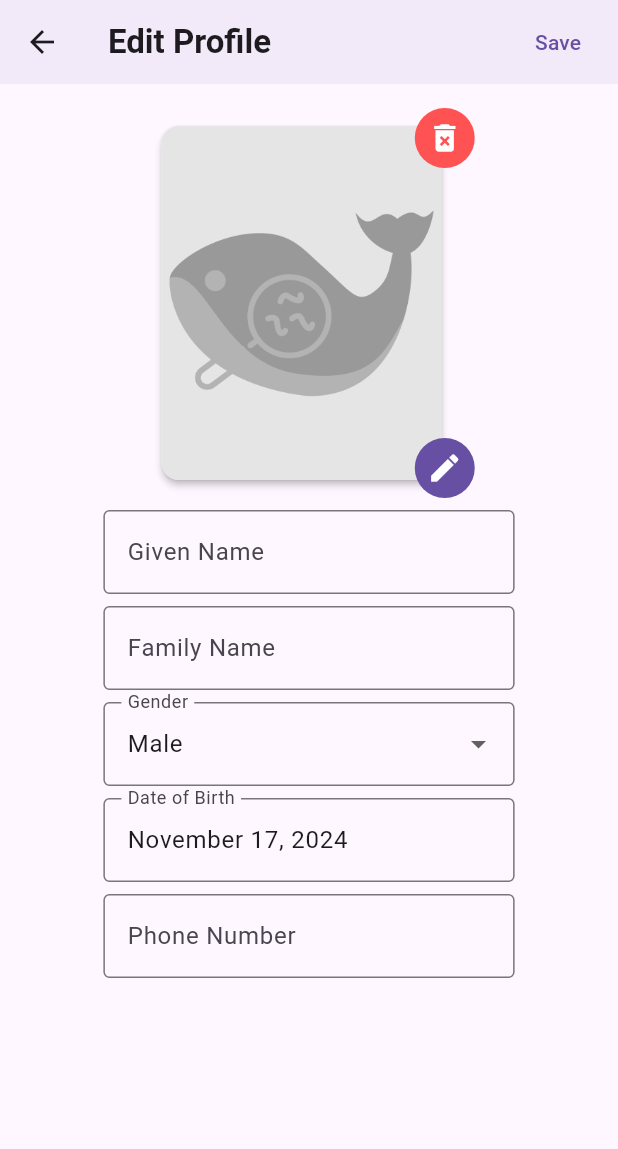
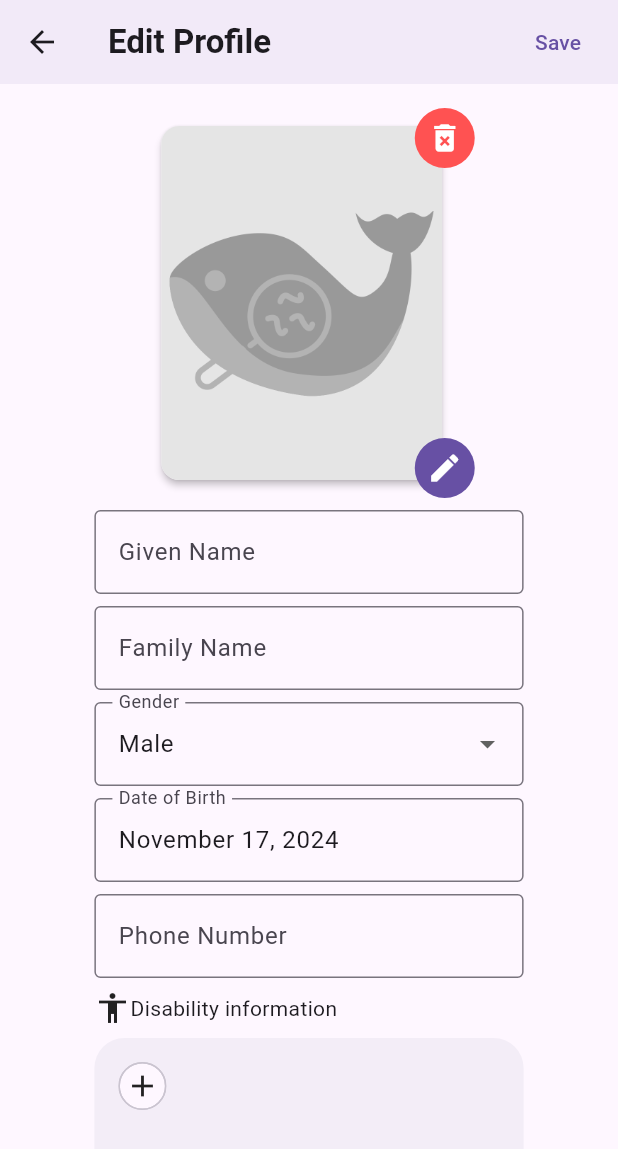
Before and after one commit to Skydreamers24/GoMate, a Flutter app: the EditProfilePage screen opened directly with empty values, on a phone screen of 412 x 824 dp. Shown: the top 1149 px of the screen. Run offline on Flutter 3.47's test engine with Material 3 defaults, Android fonts, the phone set to English and light mode, and no system bars; drawn by our look-alikes of date_field; our stand-ins replace cloud_firestore, firebase_auth, firebase_core, firebase_storage, fl_chart, flip_card and 5 more; missing offline and left inert: animator, firebase_ui_auth, wolt_modal_sheet; accounts and stored records are empty; project files that could hold a hidden picture were left out.

Commit message:
sync disabilities from db (#4)
* sync disabilities from db

* form_fields: remove redundant Flexible in Rows

* edit_profile_page: tweaks in disability info

* disability: tweaks to variants

---------

Co-authored-by: Kdwk <kdwkleung@proton.me>

```diff
--- a/lib/backend/account.dart
+++ b/lib/backend/account.dart
@@ -1,6 +1,7 @@
 import 'package:cloud_firestore/cloud_firestore.dart';
 import 'package:flutter/material.dart';
 import 'package:gomate/backend/auth_gate.dart';
+import 'package:gomate/misc/disability.dart';
 import 'package:gomate/misc/gender.dart';
 import 'package:gomate/misc/name.dart';
 
@@ -43,6 +44,11 @@ class Account extends StatelessWidget {
             dateOfBirth = null;
           }
 
+          Set<Disability> disabilities = ((data["disabilities"] ?? const [])
+                  as List<dynamic>)
+              .map((disability) => Disability.fromString(disability as String))
+              .toSet();
+
           var newAccountData = AccountData(
             uid: authInfo.uid,
             name: Name((data["givenName"] ?? "") as String,
@@ -52,6 +58,7 @@ class Account extends StatelessWidget {
             gender: Gender.fromString((data["gender"] ?? "Male") as String),
             phoneNo: (data["phoneNo"] ?? "") as String,
             profileImage: (data["profileImage"] ?? "") as String,
+            disabilities: disabilities,
             child: child,
           );
 
@@ -68,6 +75,7 @@ class AccountData extends InheritedWidget {
   final DateTime? dateOfBirth;
   final String email;
   final String phoneNo;
+  final Set<Disability> disabilities;
 
   int get age =>
       (DateTime.now().difference(dateOfBirth ?? DateTime.now()).inDays / 365.25)
@@ -82,6 +90,7 @@ class AccountData extends InheritedWidget {
       this.email = "",
       this.phoneNo = "",
       this.profileImage = "",
+      this.disabilities = const {},
       super.child = const Placeholder()});
 
   AccountData copyWithEmpty() {
@@ -108,6 +117,7 @@ class AccountData extends InheritedWidget {
       Widget? child,
       (DateTime, String)? currentReport,
       List<(DateTime, String, String)>? reportHistoryArray,
+      Set<Disability>? disabilities,
       List<String>? pendingReportCodeArray}) {
     return AccountData(
       uid: uid ?? this.uid,
@@ -116,6 +126,7 @@ class AccountData extends InheritedWidget {
       dateOfBirth: dateOfBirth ?? this.dateOfBirth,
       email: email ?? this.email,
       phoneNo: phoneNo ?? this.phoneNo,
+      disabilities: disabilities ?? this.disabilities,
       profileImage: profileImage ?? this.profileImage,
       child: child ?? this.child,
     );
@@ -124,6 +135,8 @@ class AccountData extends InheritedWidget {
   Future<Map<String, dynamic>> toMap() async {
     Timestamp dateOfBirthConverted =
         Timestamp.fromDate(dateOfBirth ?? DateTime.now());
+    List<String> disabilitiesConverted =
+        disabilities.map((disability) => disability.toString()).toList();
     return {
       "givenName": name.given,
       "familyName": name.family,
@@ -132,6 +145,7 @@ class AccountData extends InheritedWidget {
       "email": email,
       "phoneNo": phoneNo,
       "profileImage": profileImage,
+      "disabilities": disabilitiesConverted
     };
   }
 
@@ -143,6 +157,7 @@ class AccountData extends InheritedWidget {
         dateOfBirth != oldWidget.dateOfBirth ||
         email != oldWidget.email ||
         phoneNo != oldWidget.phoneNo ||
+        disabilities != oldWidget.disabilities ||
         uid != oldWidget.uid;
   }
 }
--- a/lib/misc/disability.dart
+++ b/lib/misc/disability.dart
@@ -1,3 +1,5 @@
+import 'package:flutter/material.dart';
+
 enum Disability {
   hearing,
   mobility,
@@ -5,51 +7,43 @@ enum Disability {
   speech,
   intellectual,
   chronic,
-  allergy,
-  none;
+  allergy;
 
   static Disability fromString(String s) {
-    switch (s) {
-      case "Hearing":
-        return Disability.hearing;
-      case "Physical":
-        return Disability.mobility;
-      case "Visual":
-        return Disability.visual;
-      case "Speech":
-        return Disability.speech;
-      case "Intellectual":
-        return Disability.intellectual;
-      case "Chronic":
-        return Disability.chronic;
-      case "Allergy":
-        return Disability.allergy;
-      case "None":
-        return Disability.none;
-      default:
-        return Disability.none;
-    }
+    return const {
+      "Hearing": Disability.hearing,
+      "Mobility": Disability.mobility,
+      "Visual": Disability.visual,
+      "Speech": Disability.speech,
+      "Intellectual": Disability.intellectual,
+      "Chronic illness": Disability.chronic,
+      "Allergy": Disability.allergy,
+    } [s] ?? Disability.visual;
   }
 
   @override
   String toString() {
-    switch (this) {
-      case Disability.hearing:
-        return "Hearing";
-      case Disability.mobility:
-        return "Mobility";
-      case Disability.visual:
-        return "Visual";
-      case Disability.speech:
-        return "Speech";
-      case Disability.intellectual:
-        return "Intellectual";
-      case Disability.chronic:
-        return "Chronic Illness";
-      case Disability.allergy:
-        return "Allergy";
-      case Disability.none:
-        return "None";
-    }
+    return const {
+          Disability.mobility: "Mobility",
+          Disability.visual: "Visual",
+          Disability.hearing: "Hearing",
+          Disability.intellectual: "Intellectual",
+          Disability.allergy: "Allergy",
+          Disability.speech: "Speech",
+          Disability.chronic: "Chronic illness",
+        } [this] ?? "Visual";
+  }
+
+  IconData icon() {
+    return const {
+          Disability.mobility: Icons.wheelchair_pickup_outlined,
+          Disability.visual: Icons.visibility_outlined,
+          Disability.hearing: Icons.volume_off_outlined,
+          Disability.intellectual: Icons.psychology_alt_outlined,
+          Disability.allergy: Icons.set_meal_outlined,
+          Disability.speech: Icons.speaker_notes_off,
+          Disability.chronic: Icons.running_with_errors,
+        }[this] ??
+        Icons.wheelchair_pickup_outlined;
   }
 }
--- a/lib/pages/edit_profile_page.dart
+++ b/lib/pages/edit_profile_page.dart
@@ -1,15 +1,12 @@
-import 'package:firebase_storage/firebase_storage.dart';
-import 'package:flutter/foundation.dart';
 import 'package:flutter/material.dart';
+import 'package:gomate/widgets/other/profile_image_edit_box.dart';
 import 'package:i18n_extension/i18n_extension.dart';
-import 'package:image_picker/image_picker.dart';
 
 import 'package:gomate/backend/database.dart';
 import 'package:gomate/backend/account.dart';
 import 'package:gomate/misc/name.dart';
 import 'package:gomate/misc/values.dart';
 import 'package:gomate/widgets/other/adaptive.dart';
-import 'package:gomate/widgets/other/profile_image.dart';
 import 'package:gomate/widgets/other/form_fields.dart';
 
 class EditProfilePage extends StatefulWidget {
@@ -51,6 +48,7 @@ class _EditProfilePageState extends State<EditProfilePage> {
     accountStaging["phoneNo"] = account.phoneNo;
     accountStaging["gender"] = account.gender;
     accountStaging["profileImage"] = account.profileImage;
+    accountStaging["disabilities"] = account.disabilities;
   }
 
   void setProfileImage(String profileImage) {
@@ -100,6 +98,17 @@ class _EditProfilePageState extends State<EditProfilePage> {
                 ? ""
                 : null,
         accountStaging: accountStaging,
+      ),
+      const Row(
+        mainAxisSize: MainAxisSize.max,
+        mainAxisAlignment: MainAxisAlignment.start,
+        children: [
+          Icon(Icons.accessibility),
+          Text("Disability information")
+        ],
+      ),
+      DisabilitiesField(
+        accountStaging: accountStaging,
       )
     ];
   }
@@ -137,7 +146,9 @@ class _EditProfilePageState extends State<EditProfilePage> {
                           gender: accountStaging["gender"],
                           profileImage: accountStaging["profileImage"],
                           age: accountStaging["age"],
-                          dateOfBirth: accountStaging["dateOfBirth"]));
+                          dateOfBirth: accountStaging["dateOfBirth"],
+                          disabilities: accountStaging["disabilities"]));
+
                       setDidSubmit(true);
                       widget.onSave();
                       if (widget.hasBackButton) {
@@ -216,13 +227,23 @@ class _EditProfilePageVerticalState extends State<EditProfilePageVertical> {
                     });
                   }),
             ),
-            Column(
+            Row(
+              mainAxisAlignment: MainAxisAlignment.center,
+              children: [
+                const Flexible(flex: 2, child: nothing),
+                Flexible(
+                  flex: 11,
+                  child: Column(
                     children: [
                       for (var widget in widget.widgets(context))
                         Padding(
                           padding: comfortableListChildren,
                           child: widget,
                         )
+                    ],
+                  ),
+                ),
+                const Flexible(flex: 2, child: nothing)
               ],
             )
           ],
@@ -288,6 +309,13 @@ class _EditProfilePageHorizontalState extends State<EditProfilePageHorizontal> {
                 ),
                 Flexible(
                   flex: 3,
+                  child: Row(
+                    mainAxisAlignment: MainAxisAlignment.start,
+                    mainAxisSize: MainAxisSize.max,
+                    children: [
+                      const Flexible(flex: 2, child: nothing),
+                      Flexible(
+                        flex: 9,
                         child: Column(
                           children: [
                             for (var widget in widget.widgets(context))
@@ -295,6 +323,9 @@ class _EditProfilePageHorizontalState extends State<EditProfilePageHorizontal> {
                                 padding: comfortableListChildren,
                                 child: widget,
                               )
+                          ],
+                        ),
+                      ),
                     ],
                   ),
                 )
@@ -306,82 +337,3 @@ class _EditProfilePageHorizontalState extends State<EditProfilePageHorizontal> {
     );
   }
 }
-
-class ProfileImageEditBox extends StatefulWidget {
-  const ProfileImageEditBox(
-      {super.key,
-      required this.profileImage,
-      required this.unsetProfileImage,
-      required this.onProfileImageChanged});
-
-  final String profileImage;
-  final void Function() unsetProfileImage;
-  final void Function(String) onProfileImageChanged;
-
-  @override
-  State<ProfileImageEditBox> createState() => _ProfileImageEditBoxState();
-}
-
-class _ProfileImageEditBoxState extends State<ProfileImageEditBox> {
-  @override
-  Widget build(BuildContext context) {
-    final account = Account.of(context);
-    return SizedBox(
-      width: 221,
-      height: 260,
-      child: Stack(
-        children: [
-          Padding(
-            padding: comfortable,
-            child: ProfileImage(
-              heroTag: "profileImage",
-              profileImage: widget.profileImage,
-            ),
-          ),
-          Align(
-              alignment: Alignment.topRight,
-              child: SizedBox(
-                width: 40,
-                height: 40,
-                child: IconButton(
-                  onPressed: widget.unsetProfileImage,
-                  icon: const Icon(Icons.delete_forever),
-                  style: const ButtonStyle(
-                      backgroundColor: WidgetStatePropertyAll(Colors.redAccent),
-                      foregroundColor: WidgetStatePropertyAll(Colors.white)),
-                ),
-              )),
-          Align(
-              alignment: Alignment.bottomRight,
-              child: SizedBox(
-                width: 40,
-                height: 40,
-                child: IconButton.filled(
-                  onPressed: () async {
-                    var result = await ImagePicker()
-                        .pickImage(source: ImageSource.gallery);
-                    if (kIsWeb) {
-                      if (result != null) {
-                        final storageRef = FirebaseStorage.instance.ref();
-                        var profileImageRef =
-                            storageRef.child("profileImages/${account.uid}");
-                        await profileImageRef
-                            .putData(await result.readAsBytes());
-                        final downloadURL =
-                            await profileImageRef.getDownloadURL();
-                        widget.onProfileImageChanged(downloadURL);
-                      }
-                      return;
-                    }
-                    if (result != null) {
-                      widget.onProfileImageChanged(result.path);
-                    }
-                  },
-                  icon: const Icon(Icons.edit),
-                ),
-              )),
-        ],
-      ),
-    );
-  }
-}
--- a/lib/widgets/other/form_fields.dart
+++ b/lib/widgets/other/form_fields.dart
@@ -1,6 +1,9 @@
 import 'package:flutter/material.dart';
 import 'package:gomate/misc/gender.dart';
 import 'package:date_field/date_field.dart';
+import 'package:gomate/misc/disability.dart';
+import 'package:gomate/misc/values.dart';
+import 'package:gomate/widgets/cards/content_card.dart';
 
 typedef AccountStaging = Map<String, dynamic>;
 
@@ -22,13 +25,7 @@ class TextFormFieldRow extends StatelessWidget {
 
   @override
   Widget build(BuildContext context) {
-    return Row(
-      mainAxisAlignment: MainAxisAlignment.center,
-      children: [
-        const Flexible(flex: 2, child: SizedBox()),
-        Flexible(
-            flex: 9,
-            child: TextFormField(
+    return TextFormField(
       initialValue: accountStaging[valueToChange],
       autocorrect: autocorrect,
       decoration: InputDecoration(
@@ -39,9 +36,6 @@ class TextFormFieldRow extends StatelessWidget {
         accountStaging[valueToChange] = newValue;
       },
       validator: validator,
-            )),
-        const Flexible(flex: 2, child: SizedBox())
-      ],
     );
   }
 }
@@ -56,13 +50,7 @@ class EditGenderRow extends StatelessWidget {
 
   @override
   Widget build(BuildContext context) {
-    return Row(
-      mainAxisAlignment: MainAxisAlignment.center,
-      children: [
-        const Flexible(flex: 2, child: SizedBox()),
-        Flexible(
-            flex: 9,
-            child: DropdownButtonFormField(
+    return DropdownButtonFormField(
       decoration: const InputDecoration(
         border: OutlineInputBorder(),
         labelText: "Gender",
@@ -78,9 +66,6 @@ class EditGenderRow extends StatelessWidget {
       onChanged: (value) {
         accountStaging["gender"] = value ?? Gender.male;
       },
-            )),
-        const Flexible(flex: 2, child: SizedBox())
-      ],
     );
   }
 }
@@ -91,13 +76,7 @@ class EditDateOfBirthRow extends StatelessWidget {
 
   @override
   Widget build(BuildContext context) {
-    return Row(
-      mainAxisAlignment: MainAxisAlignment.center,
-      children: [
-        const Flexible(flex: 2, child: SizedBox()),
-        Flexible(
-          flex: 9,
-          child: DateTimeFormField(
+    return DateTimeFormField(
       initialValue: accountStaging["dateOfBirth"],
       pickerPlatform: DateTimeFieldPickerPlatform.material,
       mode: DateTimeFieldPickerMode.date,
@@ -109,12 +88,9 @@ class EditDateOfBirthRow extends StatelessWidget {
       ),
       style: Theme.of(context).textTheme.bodyLarge,
       onChanged: (DateTime? value) {
-              accountStaging["dateOfBirth"] = value ?? DateTime.parse("1899-12-31");
+        accountStaging["dateOfBirth"] =
+            value ?? DateTime.parse("1899-12-31");
       },
-          ),
-        ),
-        const Flexible(flex: 2, child: SizedBox()),
-      ],
     );
   }
 }
@@ -133,13 +109,7 @@ class PhoneNumberFieldRow extends StatelessWidget {
 
   @override
   Widget build(BuildContext context) {
-    return Row(
-      mainAxisAlignment: MainAxisAlignment.center,
-      children: [
-        const Flexible(flex: 2, child: SizedBox()),
-        Flexible(
-            flex: 9,
-            child: TextFormField(
+    return TextFormField(
       keyboardType: TextInputType.phone,
       initialValue: accountStaging["phoneNo"],
       autocorrect: false,
@@ -151,9 +121,87 @@ class PhoneNumberFieldRow extends StatelessWidget {
       onChanged: (newValue) {
         accountStaging["phoneNo"] = newValue;
       },
-            )),
-        const Flexible(flex: 2, child: SizedBox())
-      ],
     );
   }
 }
+
+class DisabilitiesField extends StatefulWidget {
+  const DisabilitiesField({required this.accountStaging, super.key});
+
+  final AccountStaging accountStaging;
+
+  @override
+  State<DisabilitiesField> createState() => _DisabilitiesFieldState();
+}
+
+class _DisabilitiesFieldState extends State<DisabilitiesField> {
+  @override
+  Widget build(BuildContext context) {
+    return FormField(
+      initialValue: (widget.accountStaging["disabilities"] ?? const {})
+          as Set<Disability>,
+      onSaved: (disabilities) {
+        widget.accountStaging["disabilities"] = disabilities ?? const {};
+      },
+      builder: (formFieldState) {
+        final disabilities = formFieldState.value ?? const <Disability>{};
+        final unaddedDisabilities =
+            Disability.values.toSet().difference(disabilities);
+        final menuItemButtons = [
+          for (final disability in unaddedDisabilities)
+            MenuItemButton(
+              leadingIcon: Icon(disability.icon()),
+              onPressed: () {
+                formFieldState.setState(() {
+                  formFieldState.value!.add(disability);
+                });
+              },
+              child: Text(disability.toString()),
+            )
+        ];
+        return ContentCard(
+          width: double.infinity,
+          child: Padding(
+            padding: comfortable,
+            child: ConstrainedBox(
+              constraints: const BoxConstraints(minHeight: 80),
+              child: Wrap(
+                spacing: 3,
+                runSpacing: 3,
+                children: [
+                  for (final disability in disabilities)
+                    Chip(
+                      avatar: Icon(disability.icon()),
+                      label: Text(disability.toString()),
+                      onDeleted: () {
+                        formFieldState.setState(() {
+                          formFieldState.value!.remove(disability);
+                        });
+                      },
+                    ),
+                  unaddedDisabilities.isNotEmpty
+                      ? MenuAnchor(
+                          menuChildren: menuItemButtons,
+                          builder: (context, controller, child) => ActionChip(
+                            padding: zero,
+                            labelPadding: const EdgeInsets.all(3),
+                            shape: const CircleBorder(),
+                            label: const Icon(Icons.add),
+                            tooltip: "Add a disability",
+                            onPressed: () {
+                              controller.isOpen
+                                  ? controller.close()
+                                  : controller.open();
+                            },
+                          ),
+                        )
+                      : nothing
+                ],
+              ),
+            ),
+          ),
+        );
+      },
+    );
+  }
+}
--- /dev/null
+++ b/lib/widgets/other/profile_image_edit_box.dart
@@ -0,0 +1,86 @@
+import 'package:firebase_storage/firebase_storage.dart';
+import 'package:flutter/foundation.dart';
+import 'package:flutter/material.dart';
+import 'package:gomate/backend/account.dart';
+import 'package:gomate/misc/values.dart';
+import 'package:gomate/widgets/other/profile_image.dart';
+import 'package:image_picker/image_picker.dart';
+
+class ProfileImageEditBox extends StatefulWidget {
+  const ProfileImageEditBox(
+      {super.key,
+      required this.profileImage,
+      required this.unsetProfileImage,
+      required this.onProfileImageChanged});
+
+  final String profileImage;
+  final void Function() unsetProfileImage;
+  final void Function(String) onProfileImageChanged;
+
+  @override
+  State<ProfileImageEditBox> createState() => _ProfileImageEditBoxState();
+}
+
+class _ProfileImageEditBoxState extends State<ProfileImageEditBox> {
+  @override
+  Widget build(BuildContext context) {
+    final account = Account.of(context);
+    return SizedBox(
+      width: 221,
+      height: 260,
+      child: Stack(
+        children: [
+          Padding(
+            padding: comfortable,
+            child: ProfileImage(
+              heroTag: "profileImage",
+              profileImage: widget.profileImage,
+            ),
+          ),
+          Align(
+              alignment: Alignment.topRight,
+              child: SizedBox(
+                width: 40,
+                height: 40,
+                child: IconButton(
+                  onPressed: widget.unsetProfileImage,
+                  icon: const Icon(Icons.delete_forever),
+                  style: const ButtonStyle(
+                      backgroundColor: WidgetStatePropertyAll(Colors.redAccent),
+                      foregroundColor: WidgetStatePropertyAll(Colors.white)),
+                ),
+              )),
+          Align(
+              alignment: Alignment.bottomRight,
+              child: SizedBox(
+                width: 40,
+                height: 40,
+                child: IconButton.filled(
+                  onPressed: () async {
+                    var result = await ImagePicker()
+                        .pickImage(source: ImageSource.gallery);
+                    if (kIsWeb) {
+                      if (result != null) {
+                        final storageRef = FirebaseStorage.instance.ref();
+                        var profileImageRef =
+                            storageRef.child("profileImages/${account.uid}");
+                        await profileImageRef
+                            .putData(await result.readAsBytes());
+                        final downloadURL =
+                            await profileImageRef.getDownloadURL();
+                        widget.onProfileImageChanged(downloadURL);
+                      }
+                      return;
+                    }
+                    if (result != null) {
+                      widget.onProfileImageChanged(result.path);
+                    }
+                  },
+                  icon: const Icon(Icons.edit),
+                ),
+              )),
+        ],
+      ),
+    );
+  }
+}
```
Also changed, not shown: lib/backend/auth_gate.dart (+2 -8 lines). Lines whose indentation alone changed are shown as unchanged.
